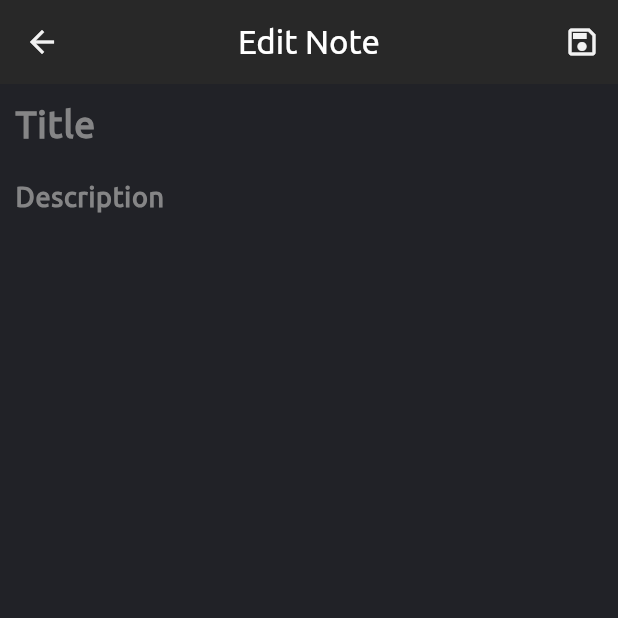
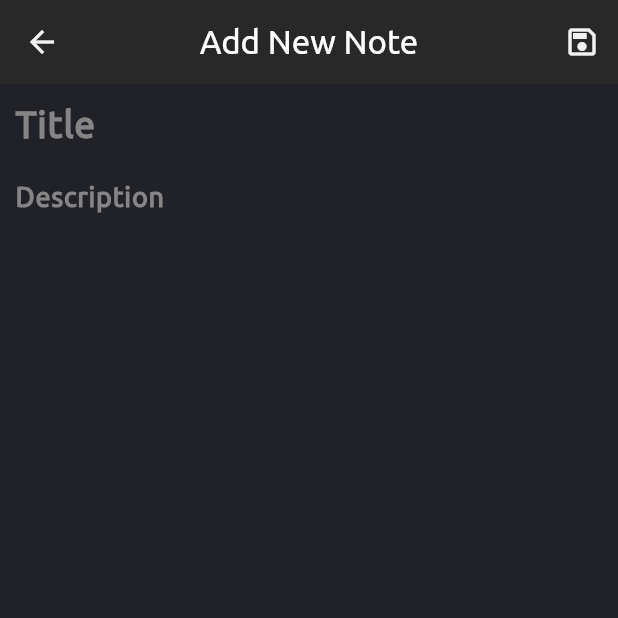
Before and after one commit to khairulcse76/PersonalNotes, a Flutter app: the screen it shows after launch, scrolled down 576 dp, after a tap on the "add" icon, on a phone screen of 412 x 824 dp, the top half of it. Run offline on Flutter 3.47's test engine with Material 3 defaults, Android fonts, the phone set to English and light mode, and no system bars; our stand-ins replace sqflite; accounts and stored records are empty; project files that could hold a hidden picture were left out.

Commit message:
Working with SQFLITE

```diff
--- a/lib/activity/AddNote.dart
+++ b/lib/activity/AddNote.dart
@@ -28,7 +28,7 @@ class _AddNewNote extends State<AddNewNote> {
         elevation: 0.0,
         backgroundColor: myBlack2,
         foregroundColor: myWhite1,
-        title: Text("Edit Note", style: TextStyle(color: Colors.white),),
+        title: const Text("Add New Note", style: TextStyle(color: Colors.white),),
         actions: [
           IconButton(onPressed: (){}, icon: Icon(Icons.save_outlined)),
         ],
--- a/lib/activity/MyHomeActivity.dart
+++ b/lib/activity/MyHomeActivity.dart
@@ -2,6 +2,7 @@ import 'package:flutter/material.dart';
 import 'package:mynotes/activity/NoteView.dart';
 import 'package:mynotes/activity/SearchNote.dart';
 import 'package:mynotes/helper/colors.dart';
+import 'package:mynotes/services/db.dart';
 import 'package:mynotes/widgets/DrawerMenuItem.dart';
 import 'package:flutter_staggered_grid_view/flutter_staggered_grid_view.dart';
 
@@ -17,6 +18,18 @@ class MyHomeActivity extends StatefulWidget {
 class _MyHomeActivityState extends State<MyHomeActivity> {
   final GlobalKey<ScaffoldState> _drawerKey = GlobalKey();
   bool grid=false;
+
+  @override
+  void initState() {
+    // TODO: implement initState
+    super.initState();
+
+    createEntry();
+  }
+
+  Future createEntry() async{
+    await NotesDatabase.instance.insertData();
+  }
 
   String heading="Heading";
   String longNote="The platform offers a high  of customization, allowing users to pers onalize their device's appearance, change themes, and use widgets for a unique user experience. It accommodates a wide range of devices, including smartphones, tablets, smart TVs, and other smart devices, providing users with choices from various manufacturers"
--- /dev/null
+++ b/lib/services/db.dart
@@ -0,0 +1,44 @@
+import 'package:sqflite/sqflite.dart';
+import 'package:path/path.dart';
+
+class NotesDatabase {
+  static final NotesDatabase instance = NotesDatabase._privateConstructor();
+  static Database? _database;
+
+  NotesDatabase._privateConstructor();
+
+  Future<Database?> get database async {
+    if (_database != null) return _database;
+    _database = await _initializeDB('Notes.db');
+    return _database;
+  }
+
+  Future<Database> _initializeDB(String filePath) async {
+    final dbPath = await getDatabasesPath();
+    final path = join(dbPath, filePath);
+    return await openDatabase(path, version: 1, onCreate: _createDB);
+  }
+
+  Future<void> _createDB(Database db, int version) async {
+    await db.execute('''
+      CREATE TABLE notes (
+        id INTEGER PRIMARY KEY AUTOINCREMENT,
+        pin INTEGER,
+        title TEXT,
+        content TEXT,
+        createdTime TEXT
+      );
+    ''');
+  }
+
+  Future<bool> insertData() async {
+    final db = await database;
+    final id = await db?.insert("notes", {
+      "pin": 0, // Assuming pin is an integer (0 for false, 1 for true)
+      "title": "My Notes Title",
+      "content": "This is Content",
+      "createdTime": "15-Feb-2024"
+    });
+    return id != null;
+  }
+}
```
